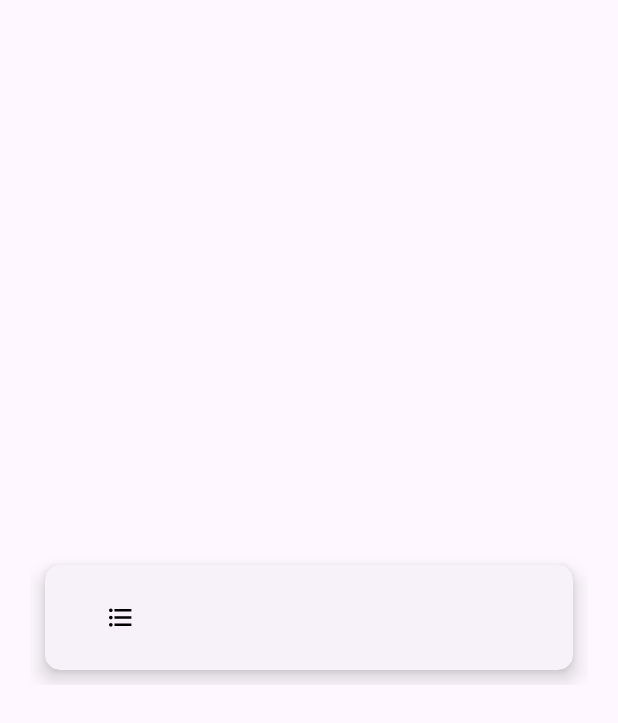
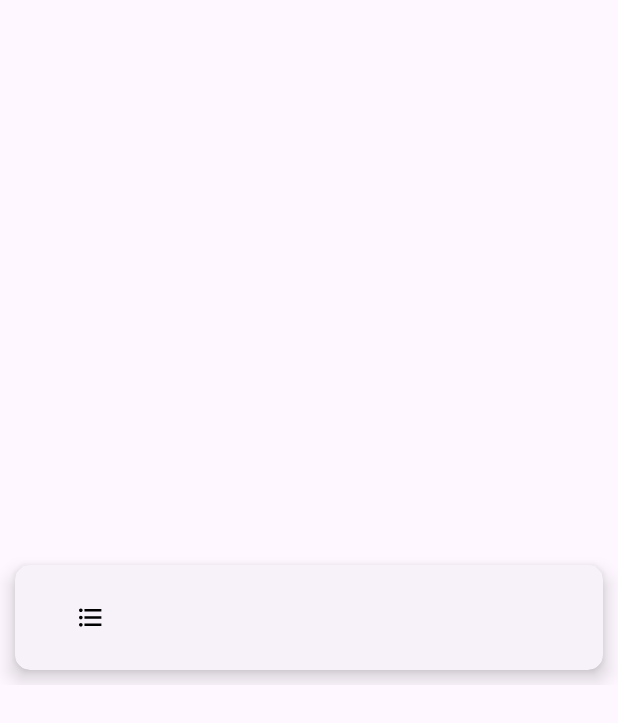
Before and after one commit to ZhuRuoLing/omms-connect, an Android app: the layout whitelist_entry_view.xml on its own in the app's theme, with its tools: preview values and no code run, on a phone screen of 412 x 824 dp. Shown: the top 723 px of the screen. Run offline under Robolectric (Android 15) with nearby library versions, the phone set to English and light mode, and no system bars.

Commit message:
fix: margin in whitelist_entry_view.xml

```diff
--- a/app/src/main/res/layout/whitelist_entry_view.xml
+++ b/app/src/main/res/layout/whitelist_entry_view.xml
@@ -5,7 +5,6 @@
     android:layout_width="match_parent"
     android:layout_height="wrap_content"
     app:layout_constrainedHeight="true"
-    android:layout_margin="20dp"
     android:layout_gravity="center_vertical">
     <com.google.android.material.card.MaterialCardView
         android:id="@+id/card_view"
@@ -17,13 +16,14 @@
         android:layout_margin="10dp"
         style="@style/Widget.Material3.CardView.Elevated"
         app:layout_constrainedHeight="true">
+
         <LinearLayout
             android:layout_width="match_parent"
-            android:layout_height="wrap_content"
+            android:layout_height="match_parent"
             android:orientation="horizontal"
+            app:layout_constrainedHeight="true"
             tools:layout_editor_absoluteX="1dp"
-            tools:layout_editor_absoluteY="1dp"
-            app:layout_constrainedHeight="true">
+            tools:layout_editor_absoluteY="1dp">
 
             <ImageView
                 android:layout_width="wrap_content"
@@ -35,25 +35,25 @@
             <LinearLayout
                 android:layout_width="0dp"
                 android:layout_height="wrap_content"
+                android:layout_gravity="center"
                 android:layout_weight="1"
                 android:orientation="vertical"
-                app:layout_constrainedHeight="true"
-                android:layout_gravity="center">
+                app:layout_constrainedHeight="true">
 
                 <TextView
                     android:id="@+id/whitelistNameText"
                     android:layout_width="wrap_content"
                     android:layout_height="wrap_content"
-                    android:textSize="24sp"
-                    android:text="@string/wdnmd"/>
+                    android:text="@string/wdnmd"
+                    android:textSize="24sp" />
 
                 <TextView
                     android:id="@+id/whitelistIntroductionText"
                     android:layout_width="wrap_content"
                     android:layout_height="wrap_content"
-                    android:textSize="20sp"
                     android:text="@string/wdnmd"
-                    android:textColor="@color/gray_600"/>
+                    android:textColor="@color/gray_600"
+                    android:textSize="20sp" />
             </LinearLayout>
         </LinearLayout>
     </com.google.android.material.card.MaterialCardView>
```
Also changed, not shown: app/build.gradle (line endings or trailing spaces).
